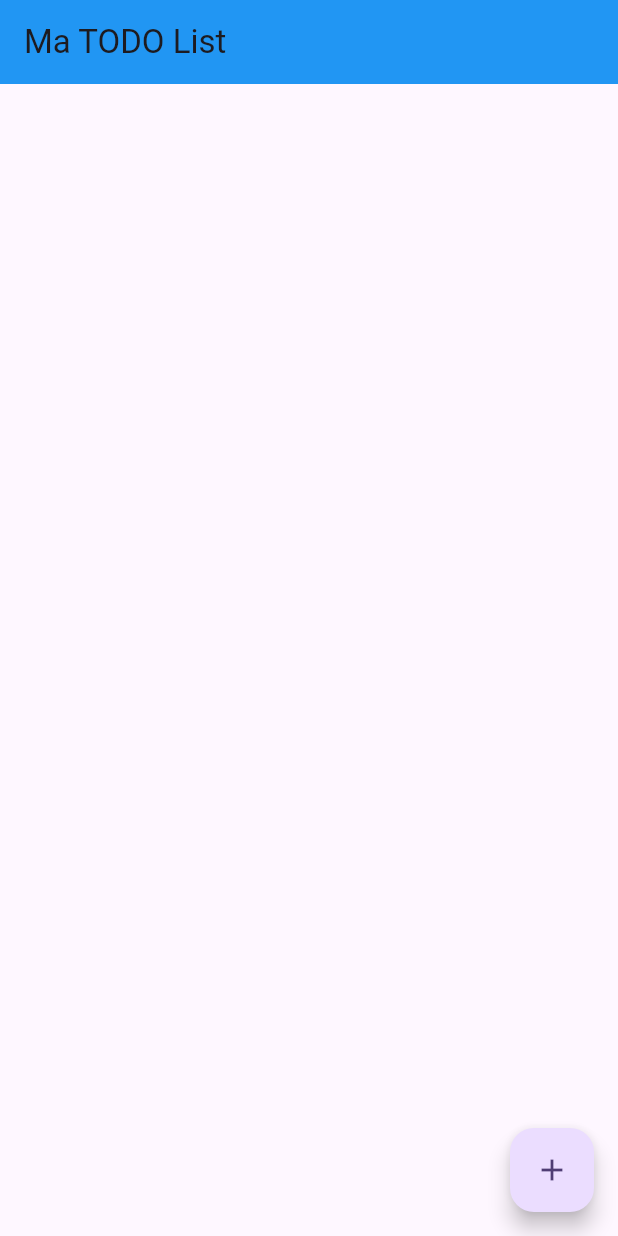
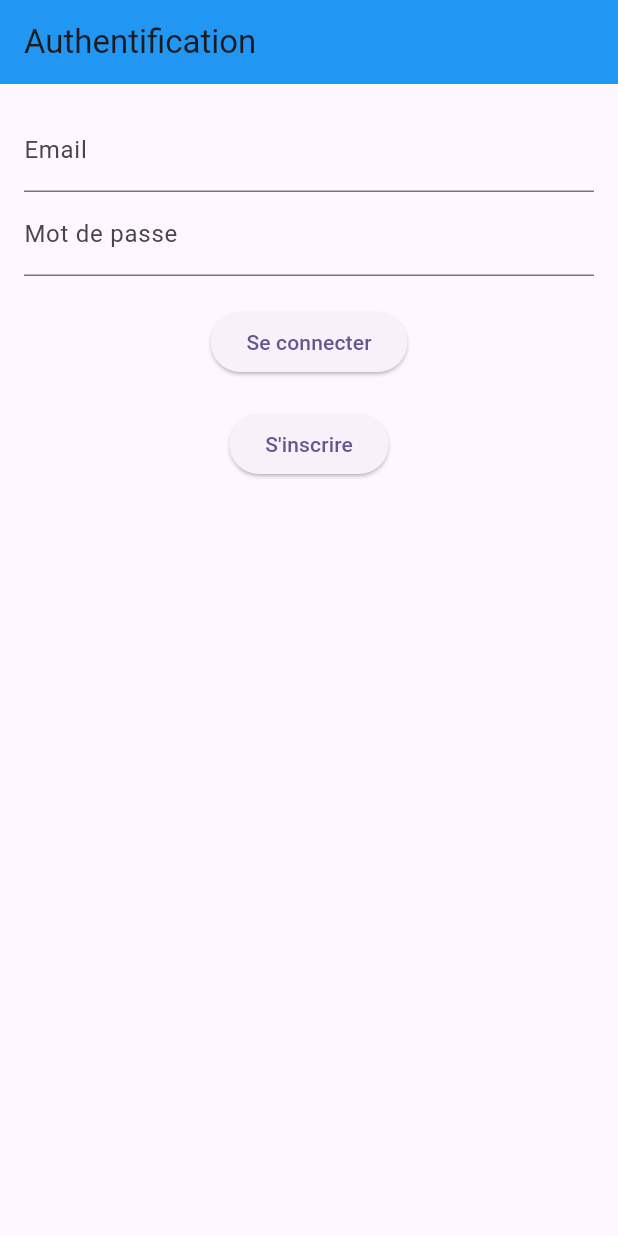
Before and after one commit to sikatikenmogne/flutter_todo_app, a Flutter app: the screen it shows after launch, on a phone screen of 412 x 824 dp. Run offline on Flutter 3.47's test engine with Material 3 defaults, Android fonts, the phone set to English and light mode, and no system bars; our stand-ins replace cloud_firestore, firebase_auth, firebase_core; accounts and stored records are empty.

Commit message:
feat: add authentication page to main app
The main.dart file was modified to import the 'authentification_page.dart' file and set it as the home page of the app. This change allows users to authenticate before accessing the to-do list page.

```diff
--- a/lib/main.dart
+++ b/lib/main.dart
@@ -3,6 +3,7 @@ import 'package:flutter/material.dart';
 import 'package:flutter_todo_app/pages/todo_list_page.dart';
 
 import 'firebase_options.dart';
+import 'pages/authentification_page.dart';
 
 void main() async {
   await Firebase.initializeApp(
@@ -23,7 +24,7 @@ class MyApp extends StatelessWidget {
         colorScheme: ColorScheme.fromSeed(seedColor: Colors.deepPurple),
         useMaterial3: true,
       ),
-      home: ToDoListPage(),
+      home: AuthentificationPage(),
     );
   }
 }
--- /dev/null
+++ b/lib/pages/authentification_page.dart
@@ -0,0 +1,84 @@
+import 'package:firebase_auth/firebase_auth.dart';
+import 'package:flutter/material.dart';
+
+import 'inscription_page.dart';
+import 'todo_list_page.dart';
+import 'welcome_page.dart';
+
+class AuthentificationPage extends StatefulWidget {
+  @override
+  State<AuthentificationPage> createState() => _AuthentificationPageState();
+}
+
+class _AuthentificationPageState extends State<AuthentificationPage> {
+  final TextEditingController _emailController = TextEditingController();
+
+  final TextEditingController _passwordController = TextEditingController();
+
+  final FirebaseAuth _authentificationInstance = FirebaseAuth.instance;
+
+  String _errorMessage = '';
+
+  Future<void> _signInWithEmailAndPassword() async {
+    try {
+      final User? user = (await _authentificationInstance.signInWithEmailAndPassword(
+        email: _emailController.text,
+        password: _passwordController.text
+        )).user;
+      if(user != null) {
+        String uid = user.uid;
+        Navigator.of(context).push(
+          MaterialPageRoute(builder: ((context) => ToDoListPage()))
+        );
+      }
+    } catch(error) {
+      setState(() {
+          _errorMessage = error.toString();
+      });
+    }
+  }
+
+  @override
+  Widget build(BuildContext context) {
+    return Scaffold(
+      appBar: AppBar(title: Text("Authentification"), backgroundColor: Colors.blue,),
+      body: Padding(
+        padding: const EdgeInsets.all(16.0),
+        child: Column(
+          children: [
+            TextField(
+              controller: _emailController,
+              decoration: InputDecoration(labelText: 'Email'),
+            ),
+            TextField(
+              controller: _passwordController,
+              decoration: InputDecoration(labelText: 'Mot de passe'),
+            ),
+            Container(
+              margin: EdgeInsets.only(top: 20),
+              child: ElevatedButton(
+                onPressed: () {_signInWithEmailAndPassword();},
+                child: Text("Se connecter")
+              ),
+            ),
+            Container(
+              margin: EdgeInsets.only(top: 20),
+              child: ElevatedButton(
+                onPressed: () {
+                  Navigator.of(context).push(
+                    MaterialPageRoute(builder: ((context) => InscriptionPage()))
+                  );
+                },
+                child: Text("S'inscrire")
+              ),
+            ),
+            Container(
+              margin: EdgeInsets.only(top: 20),
+              child: Text(_errorMessage, style: TextStyle(color: Colors.red))
+            ),
+          ],
+        ),
+      ),
+    );
+  }
+}
```
Also changed, not shown: lib/pages/inscription_page.dart (added, +77 -0 lines), lib/pages/welcome_page.dart (added, +14 -0 lines).
